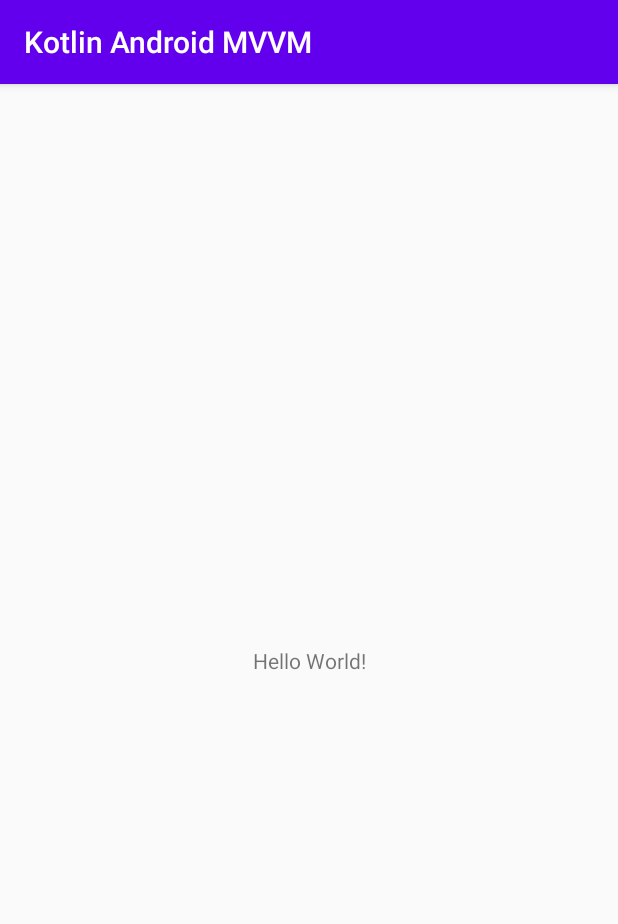
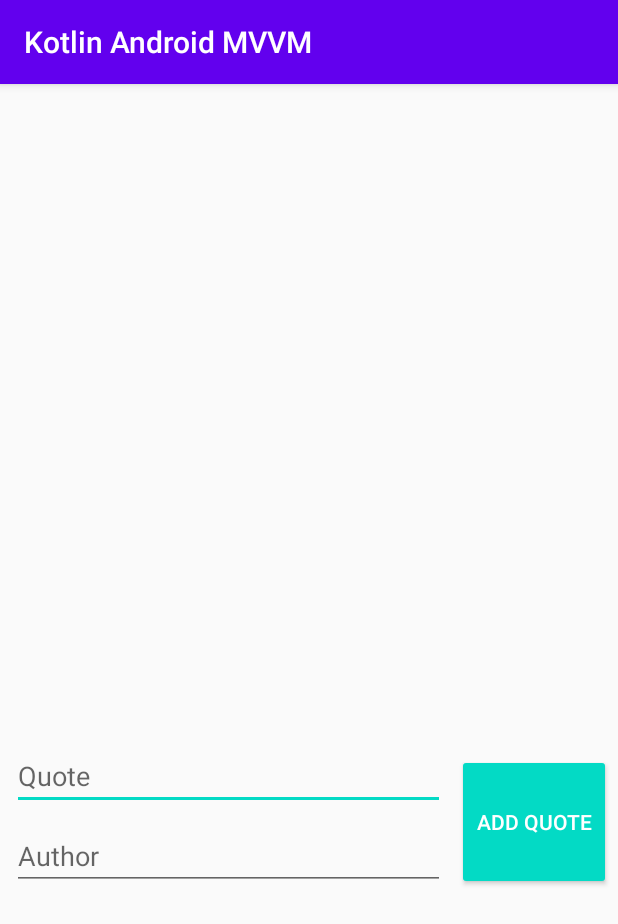
Before and after one commit to emanuelnlopez/android-kotlin-mvvm, an Android app: the screen it shows after launch (QuotesActivity), on a phone screen of 412 x 824 dp. Shown: the top 924 px of the screen. Run offline under Robolectric (Android 15) with nearby library versions, the phone set to English and light mode, and no system bars.

Commit message:
+ Refactored quotes activity and view

```diff
--- a/app/src/main/AndroidManifest.xml
+++ b/app/src/main/AndroidManifest.xml
@@ -9,7 +9,7 @@
         android:roundIcon="@mipmap/ic_launcher_round"
         android:supportsRtl="true"
         android:theme="@style/AppTheme">
-        <activity android:name=".QuotesActivity">
+        <activity android:name=".ui.quotes.QuotesActivity">
             <intent-filter>
                 <action android:name="android.intent.action.MAIN" />
 
--- a/app/src/main/java/ar/com/emanuellopez/android/mvvm/QuotesActivity.kt
+++ /dev/null
@@ -1,11 +0,0 @@
-package ar.com.emanuellopez.android.mvvm
-
-import androidx.appcompat.app.AppCompatActivity
-import android.os.Bundle
-
-class QuotesActivity : AppCompatActivity() {
-    override fun onCreate(savedInstanceState: Bundle?) {
-        super.onCreate(savedInstanceState)
-        setContentView(R.layout.activity_quotes)
-    }
-}
--- /dev/null
+++ b/app/src/main/java/ar/com/emanuellopez/android/mvvm/ui/quotes/QuotesActivity.kt
@@ -0,0 +1,40 @@
+package ar.com.emanuellopez.android.mvvm.ui.quotes
+
+import androidx.appcompat.app.AppCompatActivity
+import android.os.Bundle
+import androidx.lifecycle.Observer
+import androidx.lifecycle.ViewModelProvider
+import androidx.lifecycle.ViewModelProviders
+import ar.com.emanuellopez.android.mvvm.R
+import ar.com.emanuellopez.android.mvvm.data.Quote
+import ar.com.emanuellopez.android.mvvm.utilities.InjectorUtils
+import kotlinx.android.synthetic.main.activity_quotes.*
+import java.lang.StringBuilder
+
+class QuotesActivity : AppCompatActivity() {
+    override fun onCreate(savedInstanceState: Bundle?) {
+        super.onCreate(savedInstanceState)
+        setContentView(R.layout.activity_quotes)
+        initializeUI()
+    }
+
+    private fun initializeUI() {
+        val factory = InjectorUtils.provideQuotesViewModelFactory()
+        val viewModel = ViewModelProviders.of(this, factory)
+            .get(QuotesViewModel::class.java)
+        viewModel.getQuotes().observe(this, Observer { quotes ->
+            val stringBuilder = StringBuilder()
+            quotes.forEach{
+                quote -> stringBuilder.append("$quote\n\n")
+            }
+            textView_quotes.text = stringBuilder.toString()
+        })
+
+        button_add_quote.setOnClickListener{
+            val quote = Quote(editText_quote.text.toString(), editText_author.text.toString())
+            viewModel.addQuote(quote)
+            editText_quote.setText("")
+            editText_author.setText("")
+        }
+    }
+}
--- a/app/src/main/res/layout/activity_quotes.xml
+++ b/app/src/main/res/layout/activity_quotes.xml
@@ -1,18 +1,80 @@
 <?xml version="1.0" encoding="utf-8"?>
-<androidx.constraintlayout.widget.ConstraintLayout xmlns:android="http://schemas.android.com/apk/res/android"
+<androidx.constraintlayout.widget.ConstraintLayout
+    xmlns:android="http://schemas.android.com/apk/res/android"
     xmlns:app="http://schemas.android.com/apk/res-auto"
     xmlns:tools="http://schemas.android.com/tools"
     android:layout_width="match_parent"
     android:layout_height="match_parent"
-    tools:context=".QuotesActivity">
+    tools:context=".ui.quotes.QuotesActivity">
 
     <TextView
-        android:layout_width="wrap_content"
+        android:id="@+id/textView_quotes"
+        android:layout_width="match_parent"
+        android:layout_height="0dp"
+        app:layout_constraintHeight_percent="0.55"
+        android:layout_marginStart="8dp"
+        android:layout_marginTop="8dp"
+        android:layout_marginEnd="8dp"
+        android:layout_marginBottom="8dp"
+        android:scrollbars="vertical"
+        android:textAppearance="@style/TextAppearance.AppCompat.Large"
+        tools:text="I like pineapples. - Thomas Jefferson"
+        app:layout_constraintBottom_toBottomOf="parent"
+        app:layout_constraintEnd_toEndOf="parent"
+        app:layout_constraintHorizontal_bias="0.0"
+        app:layout_constraintStart_toStartOf="parent"
+        app:layout_constraintTop_toTopOf="parent"
+        app:layout_constraintVertical_bias="0.0" />
+
+    <EditText
+        android:id="@+id/editText_quote"
+        android:layout_width="0dp"
+        app:layout_constraintWidth_percent="0.7"
         android:layout_height="wrap_content"
-        android:text="Hello World!"
+        android:layout_marginStart="8dp"
+        android:layout_marginTop="8dp"
+        android:layout_marginEnd="8dp"
+        android:layout_marginBottom="8dp"
+        android:hint="Quote"
         app:layout_constraintBottom_toBottomOf="parent"
-        app:layout_constraintLeft_toLeftOf="parent"
-        app:layout_constraintRight_toRightOf="parent"
-        app:layout_constraintTop_toTopOf="parent" />
+        app:layout_constraintEnd_toEndOf="parent"
+        app:layout_constraintHorizontal_bias="0.0"
+        app:layout_constraintStart_toStartOf="parent"
+        app:layout_constraintTop_toBottomOf="@+id/textView_quotes"
+        app:layout_constraintVertical_bias="0.0" />
 
+    <EditText
+        android:id="@+id/editText_author"
+        android:layout_width="0dp"
+        app:layout_constraintWidth_percent="0.7"
+        android:layout_height="wrap_content"
+        android:layout_marginStart="8dp"
+        android:layout_marginTop="8dp"
+        android:layout_marginEnd="8dp"
+        android:layout_marginBottom="8dp"
+        android:hint="Author"
+        app:layout_constraintBottom_toBottomOf="parent"
+        app:layout_constraintEnd_toEndOf="parent"
+        app:layout_constraintHorizontal_bias="0.0"
+        app:layout_constraintStart_toStartOf="parent"
+        app:layout_constraintTop_toBottomOf="@+id/editText_quote"
+        app:layout_constraintVertical_bias="0.0" />
+
+    <Button
+        android:id="@+id/button_add_quote"
+        android:layout_width="0dp"
+        android:layout_height="0dp"
+        android:layout_marginStart="8dp"
+        android:layout_marginTop="8dp"
+        android:layout_marginEnd="8dp"
+        android:backgroundTint="?colorAccent"
+        android:text="Add Quote"
+        android:textColor="@android:color/white"
+        app:layout_constraintBottom_toBottomOf="@+id/editText_author"
+        app:layout_constraintEnd_toEndOf="parent"
+        app:layout_constraintHorizontal_bias="0.0"
+        app:layout_constraintStart_toEndOf="@+id/editText_quote"
+        app:layout_constraintTop_toTopOf="@+id/editText_quote"
+        app:layout_constraintVertical_bias="0.0"
+        app:layout_constraintWidth_percent="0.25" />
 </androidx.constraintlayout.widget.ConstraintLayout>
```
